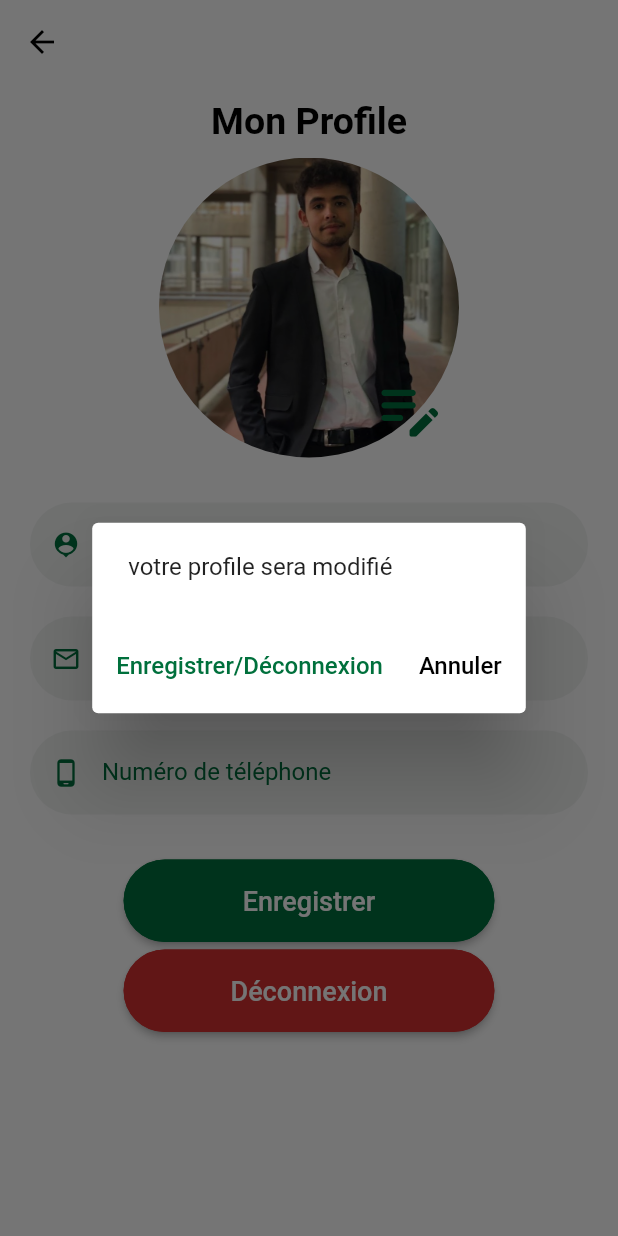
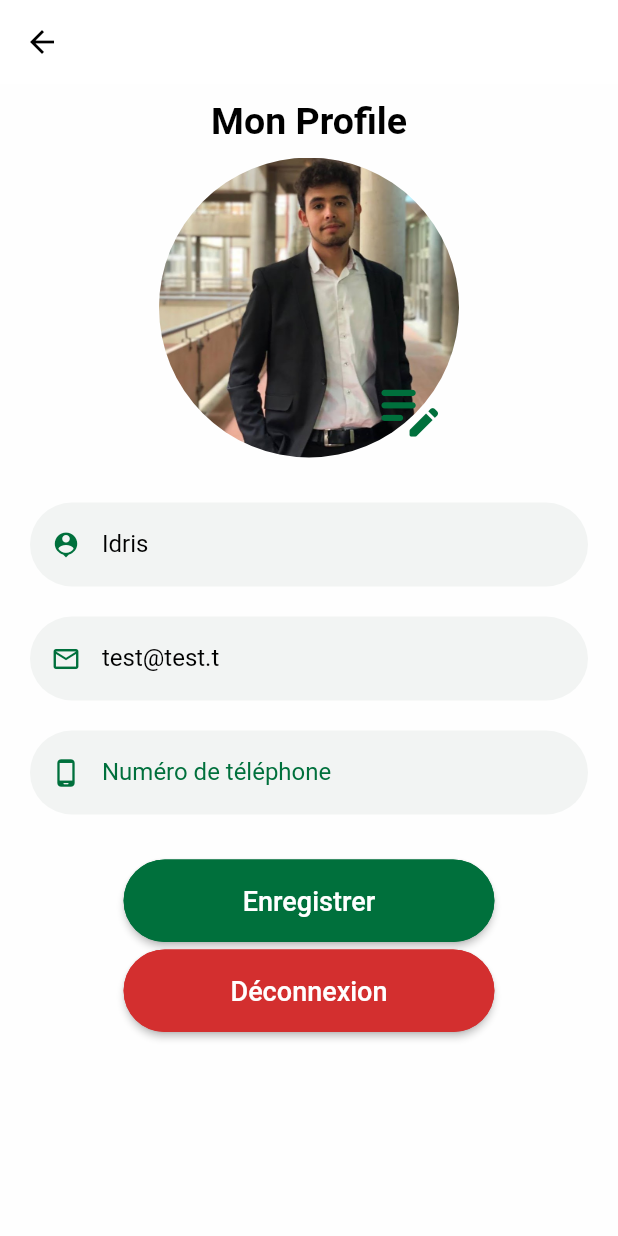
Before and after one commit to Chiraz32/Mini-Project-Chajrti, a Flutter app: the EditProfile screen opened by its route, after a tap on "Enregistrer", on a phone screen of 412 x 824 dp. Run offline on Flutter 3.47's test engine with Material 2 defaults, Android fonts, the light colour scheme and no system bars; our stand-ins replace email_validator, image_picker; missing offline and left inert: dart:html; Roboto replaces fonts that are missing (Poppins-Medium.ttf, Roboto-Light.ttf).

Commit message:
mana3ref

```diff
--- a/lib/Screens/editProfil.dart
+++ b/lib/Screens/editProfil.dart
@@ -337,41 +337,7 @@ class _EditProfileState extends State<EditProfile> {
                                 );
                               },
                             );
-                          } else {
-                            showDialog(
-                              context: context,
-                              builder: (BuildContext context) {
-                                return AlertDialog(
-                                  content: Text("votre profile sera modifié"),
-                                  actions: [
-                                    TextButton(
-                                      child: Text("Enregistrer/Déconnexion",
-                                          style: TextStyle(
-                                              color: mainGreen,
-                                              fontFamily: defaultFontFamily,
-                                              fontSize: 16)),
-                                      onPressed: () {
-                                        setState(() {
-                                          Navigator.pushNamed(
-                                              context, '/Login');
-                                        });
-                                      },
-                                    ),
-                                    TextButton(
-                                      child: Text("Annuler",
-                                          style: TextStyle(
-                                              color: Colors.black,
-                                              fontFamily: defaultFontFamily,
-                                              fontSize: 16)),
-                                      onPressed: () {
-                                        Navigator.of(context).pop();
-                                      },
-                                    ),
-                                  ],
-                                );
-                              },
-                            );
-                          }
+                          } else {}
                         },
 
                         child: Text(
@@ -444,11 +410,13 @@ class _EditProfileState extends State<EditProfile> {
                           ),
                           textAlign: TextAlign.center,
                         ),
-                        )),
+                      )
+                    ),
                     SizedBox(
                       height: 10,
                     ),
-                  ]),
+                  ]
+                ),
             ),
           ],
         ),
```
Lines whose indentation alone changed are shown as unchanged.
